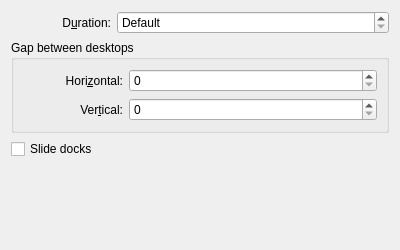
Above: effects/slide/slide_config.ui from lfdevs/kwin before the change. Below: the same form after it.
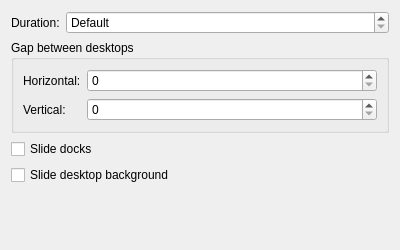
That is the form after the change.

```diff
--- a/effects/slide/slide_config.ui
+++ b/effects/slide/slide_config.ui
@@ -12,27 +12,15 @@
   </property>
   <layout class="QVBoxLayout" name="verticalLayout">
    <item>
-    <layout class="QHBoxLayout" name="layout_Duration">
-     <item>
+    <layout class="QFormLayout" name="layout_Duration">
+     <item row="0" column="0">
       <widget class="QLabel" name="label_Duration">
-       <property name="minimumSize">
-        <size>
-         <width>100</width>
-         <height>0</height>
-        </size>
-       </property>
        <property name="text">
-        <string>D&amp;uration:</string>
-       </property>
-       <property name="alignment">
-        <set>Qt::AlignRight|Qt::AlignTrailing|Qt::AlignVCenter</set>
-       </property>
-       <property name="buddy">
-        <cstring>kcfg_Duration</cstring>
+        <string>Duration:</string>
        </property>
       </widget>
      </item>
-     <item>
+     <item row="0" column="1">
       <widget class="QSpinBox" name="kcfg_Duration">
        <property name="sizePolicy">
         <sizepolicy hsizetype="Expanding" vsizetype="Fixed">
@@ -40,12 +28,6 @@
          <verstretch>0</verstretch>
         </sizepolicy>
        </property>
-       <property name="minimumSize">
-        <size>
-         <width>0</width>
-         <height>0</height>
-        </size>
-       </property>
        <property name="specialValueText">
         <string extracomment="Duration of the slide animation.">Default</string>
        </property>
@@ -63,36 +45,19 @@
     </layout>
    </item>
    <item>
-    <widget class="QGroupBox" name="groupbox_Gaps">
-     <property name="enabled">
-      <bool>true</bool>
-     </property>
+    <widget class="QGroupBox" name="groupBox_Gaps">
      <property name="title">
       <string>Gap between desktops</string>
      </property>
-     <layout class="QVBoxLayout" name="verticalLayout_2">
-      <item>
-       <layout class="QHBoxLayout" name="layout_HorizontalGap">
-        <item>
+     <layout class="QFormLayout" name="formLayout_2">
+      <item row="0" column="0">
          <widget class="QLabel" name="label_HorizontalGap">
-          <property name="minimumSize">
-           <size>
-            <width>100</width>
-            <height>0</height>
-           </size>
-          </property>
           <property name="text">
-           <string>Hori&amp;zontal:</string>
-          </property>
-          <property name="alignment">
-           <set>Qt::AlignRight|Qt::AlignTrailing|Qt::AlignVCenter</set>
-          </property>
-          <property name="buddy">
-           <cstring>kcfg_HorizontalGap</cstring>
+         <string>Horizontal:</string>
           </property>
          </widget>
         </item>
-        <item>
+      <item row="0" column="1">
          <widget class="QSpinBox" name="kcfg_HorizontalGap">
           <property name="sizePolicy">
            <sizepolicy hsizetype="Expanding" vsizetype="Fixed">
@@ -100,9 +65,6 @@
             <verstretch>0</verstretch>
            </sizepolicy>
           </property>
-          <property name="suffix">
-           <string/>
-          </property>
           <property name="maximum">
            <number>1000</number>
           </property>
@@ -111,30 +73,14 @@
           </property>
          </widget>
         </item>
-       </layout>
-      </item>
-      <item>
-       <layout class="QHBoxLayout" name="layout_VerticalGap">
-        <item>
+      <item row="1" column="0">
          <widget class="QLabel" name="label_VerticalGap">
-          <property name="minimumSize">
-           <size>
-            <width>100</width>
-            <height>0</height>
-           </size>
-          </property>
           <property name="text">
-           <string>Ver&amp;tical:</string>
-          </property>
-          <property name="alignment">
-           <set>Qt::AlignRight|Qt::AlignTrailing|Qt::AlignVCenter</set>
-          </property>
-          <property name="buddy">
-           <cstring>kcfg_VerticalGap</cstring>
+         <string>Vertical:</string>
           </property>
          </widget>
         </item>
-        <item>
+      <item row="1" column="1">
          <widget class="QSpinBox" name="kcfg_VerticalGap">
           <property name="sizePolicy">
            <sizepolicy hsizetype="Expanding" vsizetype="Fixed">
@@ -151,8 +97,6 @@
          </widget>
         </item>
        </layout>
-      </item>
-     </layout>
     </widget>
    </item>
    <item>
@@ -162,6 +106,13 @@
      </property>
     </widget>
    </item>
+   <item>
+    <widget class="QCheckBox" name="kcfg_SlideBackground">
+     <property name="text">
+      <string>Slide desktop background</string>
+     </property>
+    </widget>
+   </item>
    <item>
     <spacer name="verticalSpacer">
      <property name="orientation">
```
Lines whose indentation alone changed are shown as unchanged.
